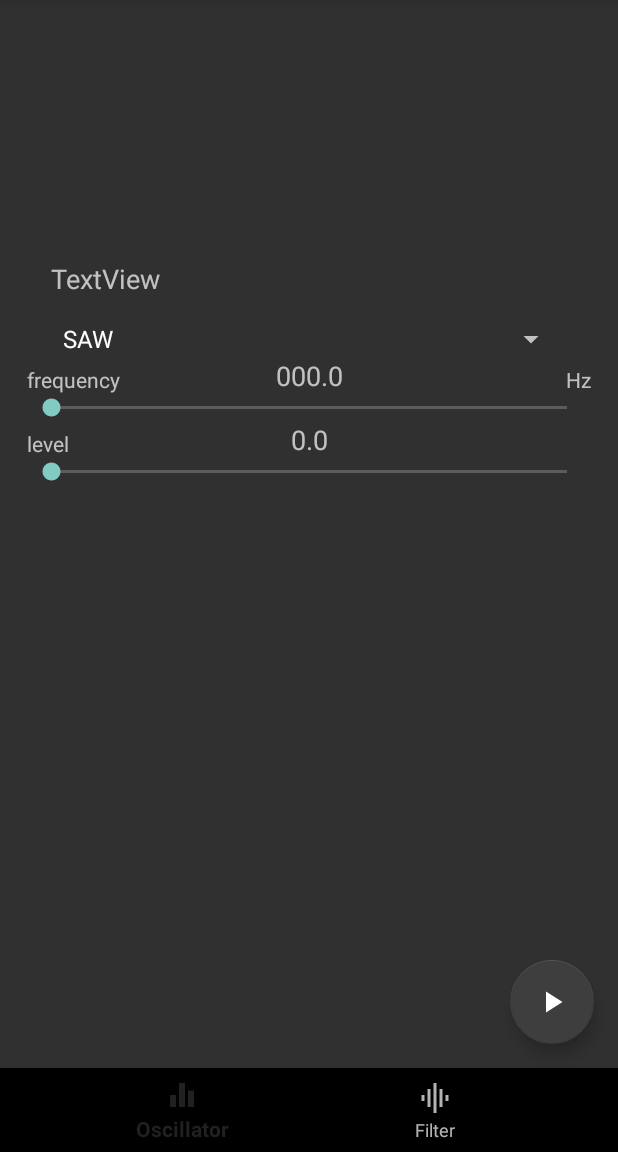
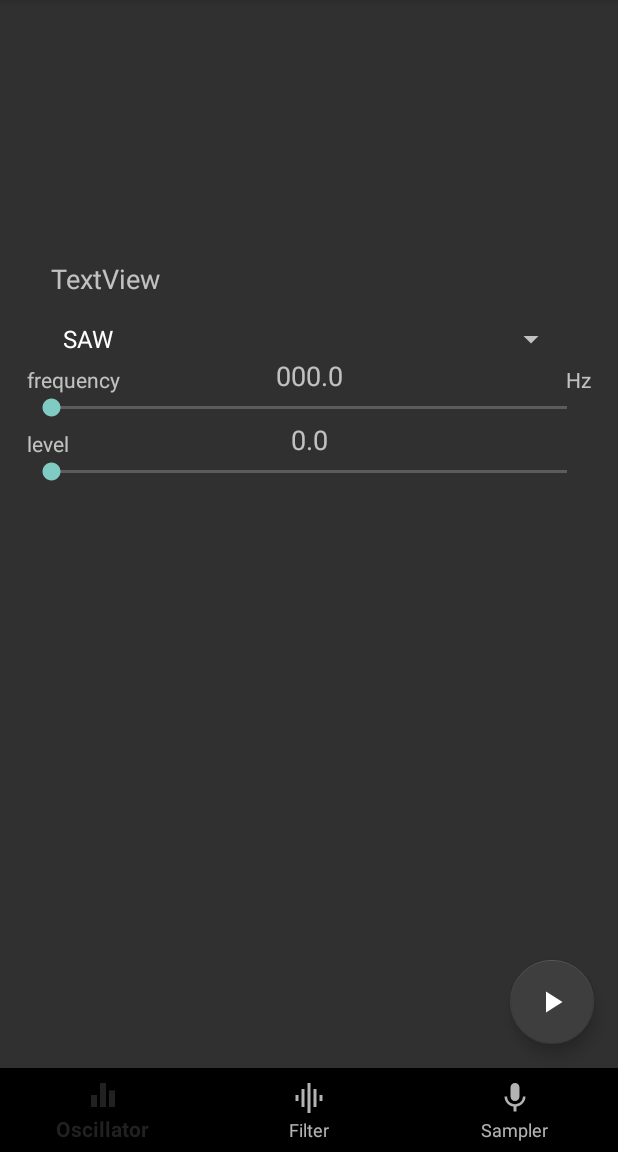
Before and after one commit to covercash2/hear, an Android app: the screen it shows after launch (MainActivity), on a phone screen of 412 x 824 dp, the part 84-1236 px from its top. Run offline under Robolectric (Android 15) with nearby library versions, the light colour scheme and no system bars; 13 statements that could not run were skipped.

Commit message:
work toward filters

```diff
--- /dev/null
+++ b/AaudioTests/app/src/main/res/drawable/ic_sampler_24dp.xml
@@ -0,0 +1,5 @@
+<vector android:height="24dp" android:tint="#FFFFFF"
+    android:viewportHeight="24.0" android:viewportWidth="24.0"
+    android:width="24dp" xmlns:android="http://schemas.android.com/apk/res/android">
+    <path android:fillColor="#FF000000" android:pathData="M12,14c1.66,0 2.99,-1.34 2.99,-3L15,5c0,-1.66 -1.34,-3 -3,-3S9,3.34 9,5v6c0,1.66 1.34,3 3,3zM17.3,11c0,3 -2.54,5.1 -5.3,5.1S6.7,14 6.7,11L5,11c0,3.41 2.72,6.23 6,6.72L11,21h2v-3.28c3.28,-0.48 6,-3.3 6,-6.72h-1.7z"/>
+</vector>
--- a/AaudioTests/app/src/main/res/menu/module_nav_items.xml
+++ b/AaudioTests/app/src/main/res/menu/module_nav_items.xml
@@ -6,4 +6,7 @@
     <item android:id="@+id/action_filter"
         android:title="@string/menu_filter"
         android:icon="@drawable/ic_filter_24dp" />
+    <item android:id="@+id/action_sampler"
+        android:title="@string/sampler"
+        android:icon="@drawable/ic_sampler_24dp" />
 </menu>
--- a/AaudioTests/app/src/main/res/values/strings.xml
+++ b/AaudioTests/app/src/main/res/values/strings.xml
@@ -11,4 +11,5 @@
     <string name="cancel">Cancel</string>
     <string name="menu_oscillator">Oscillator</string>
     <string name="menu_filter">Filter</string>
+    <string name="sampler">Sampler</string>
 </resources>
```
Also changed, not shown: 2 other files.
